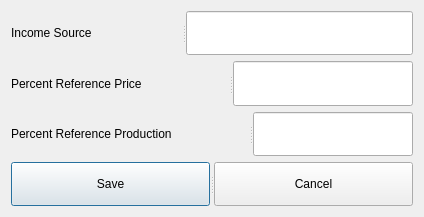
Before: the Qt Designer form src/openihm/gui/designs/ui_setincomesimulationvalues.ui in snim2mirror/openihm, drawn with Qt 5.
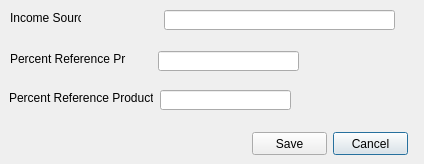
After: the same form once the commit is applied.

Patch:
```diff
--- a/src/openihm/gui/designs/ui_setincomesimulationvalues.ui
+++ b/src/openihm/gui/designs/ui_setincomesimulationvalues.ui
@@ -7,74 +7,122 @@
     <x>0</x>
     <y>0</y>
     <width>424</width>
-    <height>217</height>
+    <height>164</height>
    </rect>
   </property>
+  <property name="sizePolicy">
+   <sizepolicy hsizetype="Fixed" vsizetype="Fixed">
+    <horstretch>0</horstretch>
+    <verstretch>0</verstretch>
+   </sizepolicy>
+  </property>
+  <property name="minimumSize">
+   <size>
+    <width>424</width>
+    <height>164</height>
+   </size>
+  </property>
   <property name="windowTitle">
    <string>Set Income Simulation Values</string>
   </property>
-  <layout class="QGridLayout" name="gridLayout">
-   <item row="0" column="0">
-    <widget class="QSplitter" name="splitter_4">
-     <property name="orientation">
-      <enum>Qt::Horizontal</enum>
-     </property>
-     <widget class="QLabel" name="label">
-      <property name="text">
-       <string>Income Source</string>
-      </property>
-     </widget>
-     <widget class="QLineEdit" name="txtIncomeSource">
-      <property name="readOnly">
-       <bool>true</bool>
-      </property>
-     </widget>
-    </widget>
-   </item>
-   <item row="1" column="0">
-    <widget class="QSplitter" name="splitter_2">
-     <property name="orientation">
-      <enum>Qt::Horizontal</enum>
-     </property>
-     <widget class="QLabel" name="label_2">
-      <property name="text">
-       <string>Percent Reference Price</string>
-      </property>
-     </widget>
-     <widget class="QLineEdit" name="txtPercentReferencePrice"/>
-    </widget>
-   </item>
-   <item row="2" column="0">
-    <widget class="QSplitter" name="splitter_3">
-     <property name="orientation">
-      <enum>Qt::Horizontal</enum>
-     </property>
-     <widget class="QLabel" name="label_3">
-      <property name="text">
-       <string>Percent Reference Production</string>
-      </property>
-     </widget>
-     <widget class="QLineEdit" name="txtPercentReferenceProduction"/>
-    </widget>
-   </item>
-   <item row="3" column="0">
-    <widget class="QSplitter" name="splitter">
-     <property name="orientation">
-      <enum>Qt::Horizontal</enum>
-     </property>
-     <widget class="QPushButton" name="btnSave">
-      <property name="text">
-       <string>Save</string>
-      </property>
-     </widget>
-     <widget class="QPushButton" name="btnCancel">
-      <property name="text">
-       <string>Cancel</string>
-      </property>
-     </widget>
-    </widget>
-   </item>
-  </layout>
+  <widget class="QLineEdit" name="txtPercentReferenceProduction">
+   <property name="geometry">
+    <rect>
+     <x>160</x>
+     <y>90</y>
+     <width>131</width>
+     <height>20</height>
+    </rect>
+   </property>
+  </widget>
+  <widget class="QLabel" name="label_3">
+   <property name="geometry">
+    <rect>
+     <x>9</x>
+     <y>90</y>
+     <width>144</width>
+     <height>16</height>
+    </rect>
+   </property>
+   <property name="text">
+    <string>Percent Reference Production</string>
+   </property>
+  </widget>
+  <widget class="QLabel" name="label_2">
+   <property name="geometry">
+    <rect>
+     <x>10</x>
+     <y>51</y>
+     <width>116</width>
+     <height>16</height>
+    </rect>
+   </property>
+   <property name="text">
+    <string>Percent Reference Price</string>
+   </property>
+  </widget>
+  <widget class="QLineEdit" name="txtPercentReferencePrice">
+   <property name="geometry">
+    <rect>
+     <x>158</x>
+     <y>51</y>
+     <width>141</width>
+     <height>20</height>
+    </rect>
+   </property>
+  </widget>
+  <widget class="QLabel" name="label">
+   <property name="geometry">
+    <rect>
+     <x>10</x>
+     <y>10</y>
+     <width>71</width>
+     <height>16</height>
+    </rect>
+   </property>
+   <property name="text">
+    <string>Income Source</string>
+   </property>
+  </widget>
+  <widget class="QLineEdit" name="txtIncomeSource">
+   <property name="geometry">
+    <rect>
+     <x>164</x>
+     <y>10</y>
+     <width>231</width>
+     <height>20</height>
+    </rect>
+   </property>
+   <property name="readOnly">
+    <bool>true</bool>
+   </property>
+  </widget>
+  <widget class="QPushButton" name="btnCancel">
+   <property name="geometry">
+    <rect>
+     <x>333</x>
+     <y>132</y>
+     <width>75</width>
+     <height>23</height>
+    </rect>
+   </property>
+   <property name="text">
+    <string>Cancel</string>
+   </property>
+  </widget>
+  <widget class="QPushButton" name="btnSave">
+   <property name="geometry">
+    <rect>
+     <x>252</x>
+     <y>132</y>
+     <width>75</width>
+     <height>23</height>
+    </rect>
+   </property>
+   <property name="text">
+    <string>Save</string>
+   </property>
+  </widget>
  </widget>
  <resources/>
  <connections/>
```
Left out of the diff: 59 changed lines with no effect on the pictures.
